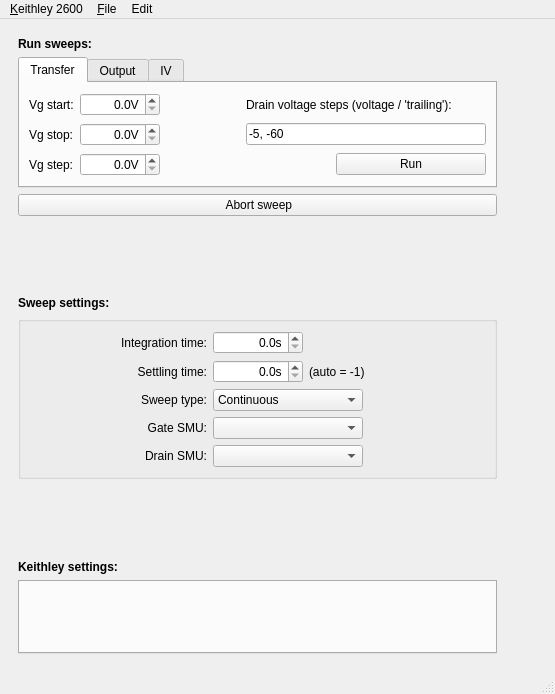
Before: the Qt Designer form keithleygui/main.ui in OE-FET/keithleygui, drawn with Qt 5.
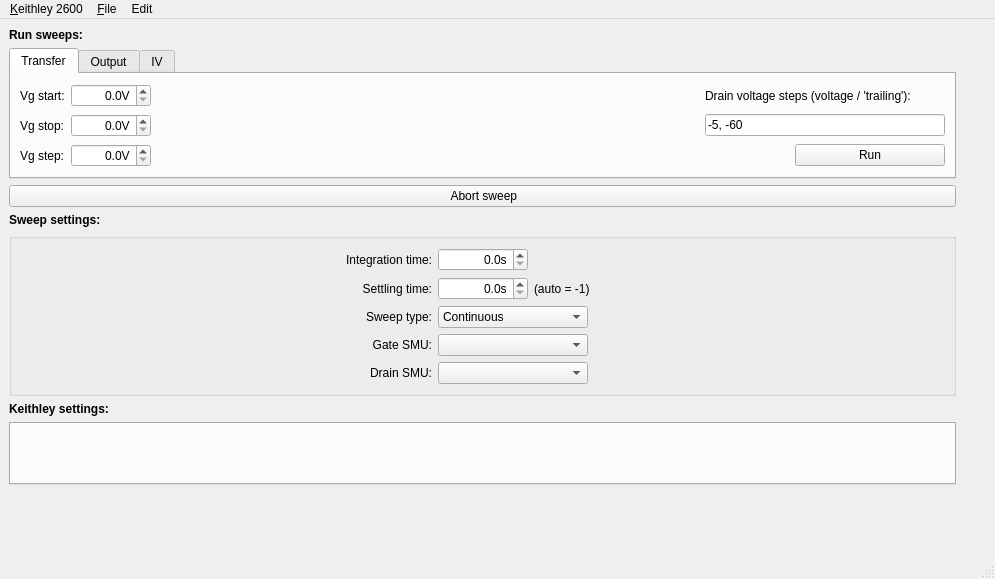
After: the same form once the commit is applied. The open tabs and pages were chosen to show the change. Custom widgets are drawn as their Qt base class.

What changed in the file:
```diff
--- a/keithleygui/main.ui
+++ b/keithleygui/main.ui
@@ -6,8 +6,8 @@
    <rect>
     <x>0</x>
     <y>0</y>
-    <width>555</width>
-    <height>694</height>
+    <width>995</width>
+    <height>579</height>
    </rect>
   </property>
   <property name="windowTitle">
@@ -15,20 +15,226 @@
   </property>
   <widget class="QWidget" name="centralwidget">
    <layout class="QHBoxLayout" name="horizontalLayout">
-    <property name="leftMargin">
-     <number>18</number>
-    </property>
-    <property name="topMargin">
-     <number>18</number>
-    </property>
-    <property name="rightMargin">
-     <number>18</number>
-    </property>
-    <property name="bottomMargin">
-     <number>18</number>
-    </property>
     <item>
      <layout class="QGridLayout" name="gridLayout">
+      <item row="4" column="0" colspan="2">
+       <widget class="QGroupBox" name="groupBox">
+        <property name="title">
+         <string/>
+        </property>
+        <layout class="QGridLayout" name="gridLayout_6">
+         <item row="1" column="3">
+          <widget class="QLabel" name="label_21">
+           <property name="text">
+            <string>(auto = -1)</string>
+           </property>
+          </widget>
+         </item>
+         <item row="1" column="0">
+          <widget class="QLabel" name="label_20">
+           <property name="text">
+            <string>Settling time:</string>
+           </property>
+           <property name="alignment">
+            <set>Qt::AlignRight|Qt::AlignTrailing|Qt::AlignVCenter</set>
+           </property>
+          </widget>
+         </item>
+         <item row="4" column="2" colspan="2">
+          <widget class="QComboBox" name="comboBoxDrainSMU">
+           <property name="maximumSize">
+            <size>
+             <width>150</width>
+             <height>16777215</height>
+            </size>
+           </property>
+           <property name="currentText">
+            <string/>
+           </property>
+          </widget>
+         </item>
+         <item row="3" column="2" colspan="2">
+          <widget class="QComboBox" name="comboBoxGateSMU">
+           <property name="maximumSize">
+            <size>
+             <width>150</width>
+             <height>16777215</height>
+            </size>
+           </property>
+           <property name="currentText">
+            <string/>
+           </property>
+          </widget>
+         </item>
+         <item row="2" column="2" colspan="2">
+          <widget class="QComboBox" name="comboBoxSweepType">
+           <property name="maximumSize">
+            <size>
+             <width>150</width>
+             <height>16777215</height>
+            </size>
+           </property>
+           <item>
+            <property name="text">
+             <string>Continuous</string>
+            </property>
+           </item>
+           <item>
+            <property name="text">
+             <string>Pulsed</string>
+            </property>
+           </item>
+          </widget>
+         </item>
+         <item row="4" column="0">
+          <widget class="QLabel" name="label_22">
+           <property name="text">
+            <string>Drain SMU:</string>
+           </property>
+           <property name="alignment">
+            <set>Qt::AlignRight|Qt::AlignTrailing|Qt::AlignVCenter</set>
+           </property>
+          </widget>
+         </item>
+         <item row="0" column="0">
+          <widget class="QLabel" name="label">
+           <property name="text">
+            <string>Integration time:</string>
+           </property>
+           <property name="alignment">
+            <set>Qt::AlignRight|Qt::AlignTrailing|Qt::AlignVCenter</set>
+           </property>
+          </widget>
+         </item>
+         <item row="2" column="0">
+          <widget class="QLabel" name="label_4">
+           <property name="text">
+            <string>Sweep type:</string>
+           </property>
+           <property name="alignment">
+            <set>Qt::AlignRight|Qt::AlignTrailing|Qt::AlignVCenter</set>
+           </property>
+          </widget>
+         </item>
+         <item row="3" column="0">
+          <widget class="QLabel" name="label_19">
+           <property name="text">
+            <string>Gate SMU:</string>
+           </property>
+           <property name="alignment">
+            <set>Qt::AlignRight|Qt::AlignTrailing|Qt::AlignVCenter</set>
+           </property>
+          </widget>
+         </item>
+         <item row="0" column="2">
+          <widget class="ScienDSpinBox" name="scienDSpinBoxInt">
+           <property name="minimumSize">
+            <size>
+             <width>90</width>
+             <height>0</height>
+            </size>
+           </property>
+           <property name="maximumSize">
+            <size>
+             <width>90</width>
+             <height>16777215</height>
+            </size>
+           </property>
+           <property name="alignment">
+            <set>Qt::AlignRight|Qt::AlignTrailing|Qt::AlignVCenter</set>
+           </property>
+           <property name="suffix">
+            <string>s</string>
+           </property>
+           <property name="decimals">
+            <number>1</number>
+           </property>
+          </widget>
+         </item>
+         <item row="1" column="2">
+          <widget class="ScienDSpinBox" name="scienDSpinBoxSettling">
+           <property name="minimumSize">
+            <size>
+             <width>90</width>
+             <height>0</height>
+            </size>
+           </property>
+           <property name="maximumSize">
+            <size>
+             <width>90</width>
+             <height>16777215</height>
+            </size>
+           </property>
+           <property name="alignment">
+            <set>Qt::AlignRight|Qt::AlignTrailing|Qt::AlignVCenter</set>
+           </property>
+           <property name="suffix">
+            <string>s</string>
+           </property>
+           <property name="decimals">
+            <number>1</number>
+           </property>
+          </widget>
+         </item>
+        </layout>
+       </widget>
+      </item>
+      <item row="6" column="0" colspan="2">
+       <widget class="QTabWidget" name="tabWidgetSettings">
+        <property name="enabled">
+         <bool>true</bool>
+        </property>
+        <property name="currentIndex">
+         <number>-1</number>
+        </property>
+       </widget>
+      </item>
+      <item row="0" column="0" colspan="2">
+       <widget class="QLabel" name="label_23">
+        <property name="font">
+         <font>
+          <weight>75</weight>
+          <bold>true</bold>
+         </font>
+        </property>
+        <property name="text">
+         <string>Run sweeps:</string>
+        </property>
+       </widget>
+      </item>
+      <item row="2" column="0" colspan="2">
+       <widget class="QPushButton" name="pushButtonAbort">
+        <property name="text">
+         <string> Abort sweep</string>
+        </property>
+       </widget>
+      </item>
+      <item row="5" column="0" colspan="2">
+       <widget class="QLabel" name="label_24">
+        <property name="font">
+         <font>
+          <weight>75</weight>
+          <bold>true</bold>
+         </font>
+        </property>
+        <property name="text">
+         <string>Keithley settings:</string>
+        </property>
+       </widget>
+      </item>
+      <item row="3" column="0" colspan="2">
+       <widget class="QLabel" name="label_26">
+        <property name="font">
+         <font>
+          <weight>75</weight>
+          <bold>true</bold>
+         </font>
+        </property>
+        <property name="text">
+         <string>Sweep settings:</string>
+        </property>
+       </widget>
+      </item>
       <item row="1" column="0" colspan="2">
        <widget class="QTabWidget" name="tabWidgetSweeps">
         <property name="currentIndex">
@@ -89,8 +295,8 @@
               </property>
               <property name="sizeHint" stdset="0">
                <size>
-                <width>40</width>
-                <height>20</height>
+                <width>0</width>
+                <height>0</height>
                </size>
               </property>
              </spacer>
@@ -161,12 +367,24 @@
             </item>
             <item row="0" column="3">
              <widget class="QLabel" name="label_3">
+              <property name="sizePolicy">
+               <sizepolicy hsizetype="Fixed" vsizetype="Preferred">
+                <horstretch>0</horstretch>
+                <verstretch>0</verstretch>
+               </sizepolicy>
+              </property>
               <property name="minimumSize">
                <size>
                 <width>240</width>
                 <height>0</height>
                </size>
               </property>
+              <property name="maximumSize">
+               <size>
+                <width>240</width>
+                <height>16777215</height>
+               </size>
+              </property>
               <property name="text">
                <string>Drain voltage steps (voltage / 'trailing'):</string>
               </property>
@@ -174,6 +392,24 @@
             </item>
             <item row="1" column="3">
              <widget class="QLineEdit" name="lineEditVdList">
+              <property name="sizePolicy">
+               <sizepolicy hsizetype="Preferred" vsizetype="Fixed">
+                <horstretch>0</horstretch>
+                <verstretch>0</verstretch>
+               </sizepolicy>
+              </property>
+              <property name="minimumSize">
+               <size>
+                <width>240</width>
+                <height>0</height>
+               </size>
+              </property>
+              <property name="maximumSize">
+               <size>
+                <width>240</width>
+                <height>16777215</height>
+               </size>
+              </property>
               <property name="text">
                <string>-5, -60</string>
               </property>
@@ -541,255 +777,18 @@
        </widget>
       </item>
       <item row="7" column="0" colspan="2">
-       <widget class="QLabel" name="label_24">
-        <property name="font">
-         <font>
-          <weight>75</weight>
-          <bold>true</bold>
-         </font>
-        </property>
-        <property name="text">
-         <string>Keithley settings:</string>
-        </property>
-       </widget>
-      </item>
-      <item row="6" column="0" colspan="2">
-       <spacer name="verticalSpacer_2">
+       <spacer name="verticalSpacer_4">
         <property name="orientation">
          <enum>Qt::Vertical</enum>
         </property>
-        <property name="sizeType">
-         <enum>QSizePolicy::Expanding</enum>
-        </property>
         <property name="sizeHint" stdset="0">
          <size>
           <width>0</width>
-          <height>30</height>
+          <height>0</height>
          </size>
         </property>
        </spacer>
       </item>
-      <item row="4" column="0" colspan="2">
-       <widget class="QLabel" name="label_26">
-        <property name="font">
-         <font>
-          <weight>75</weight>
-          <bold>true</bold>
-         </font>
-        </property>
-        <property name="text">
-         <string>Sweep settings:</string>
-        </property>
-       </widget>
-      </item>
-      <item row="3" column="0" colspan="2">
-       <spacer name="verticalSpacer_3">
-        <property name="orientation">
-         <enum>Qt::Vertical</enum>
-        </property>
-        <property name="sizeType">
-         <enum>QSizePolicy::Expanding</enum>
-        </property>
-        <property name="sizeHint" stdset="0">
-         <size>
-          <width>0</width>
-          <height>30</height>
-         </size>
-        </property>
-       </spacer>
-      </item>
-      <item row="2" column="0" colspan="2">
-       <widget class="QPushButton" name="pushButtonAbort">
-        <property name="text">
-         <string> Abort sweep</string>
-        </property>
-       </widget>
-      </item>
-      <item row="0" column="0" colspan="2">
-       <widget class="QLabel" name="label_23">
-        <property name="font">
-         <font>
-          <weight>75</weight>
-          <bold>true</bold>
-         </font>
-        </property>
-        <property name="text">
-         <string>Run sweeps:</string>
-        </property>
-       </widget>
-      </item>
-      <item row="8" column="0" colspan="2">
-       <widget class="QTabWidget" name="tabWidgetSettings">
-        <property name="enabled">
-         <bool>true</bool>
-        </property>
-        <property name="currentIndex">
-         <number>-1</number>
-        </property>
-       </widget>
-      </item>
-      <item row="5" column="0" colspan="2">
-       <widget class="QGroupBox" name="groupBox">
-        <property name="title">
-         <string/>
-        </property>
-        <layout class="QGridLayout" name="gridLayout_6">
-         <item row="1" column="3">
-          <widget class="QLabel" name="label_21">
-           <property name="text">
-            <string>(auto = -1)</string>
-           </property>
-          </widget>
-         </item>
-         <item row="1" column="0">
-          <widget class="QLabel" name="label_20">
-           <property name="text">
-            <string>Settling time:</string>
-           </property>
-           <property name="alignment">
-            <set>Qt::AlignRight|Qt::AlignTrailing|Qt::AlignVCenter</set>
-           </property>
-          </widget>
-         </item>
-         <item row="4" column="2" colspan="2">
-          <widget class="QComboBox" name="comboBoxDrainSMU">
-           <property name="maximumSize">
-            <size>
-             <width>150</width>
-             <height>16777215</height>
-            </size>
-           </property>
-           <property name="currentText">
-            <string/>
-           </property>
-          </widget>
-         </item>
-         <item row="3" column="2" colspan="2">
-          <widget class="QComboBox" name="comboBoxGateSMU">
-           <property name="maximumSize">
-            <size>
-             <width>150</width>
-             <height>16777215</height>
-            </size>
-           </property>
-           <property name="currentText">
-            <string/>
-           </property>
-          </widget>
-         </item>
-         <item row="2" column="2" colspan="2">
-          <widget class="QComboBox" name="comboBoxSweepType">
-           <property name="maximumSize">
-            <size>
-             <width>150</width>
-             <height>16777215</height>
-            </size>
-           </property>
-           <item>
-            <property name="text">
-             <string>Continuous</string>
-            </property>
-           </item>
-           <item>
-            <property name="text">
-             <string>Pulsed</string>
-            </property>
-           </item>
-          </widget>
-         </item>
-         <item row="4" column="0">
-          <widget class="QLabel" name="label_22">
-           <property name="text">
-            <string>Drain SMU:</string>
-           </property>
-           <property name="alignment">
-            <set>Qt::AlignRight|Qt::AlignTrailing|Qt::AlignVCenter</set>
-           </property>
-          </widget>
-         </item>
-         <item row="0" column="0">
-          <widget class="QLabel" name="label">
-           <property name="text">
-            <string>Integration time:</string>
-           </property>
-           <property name="alignment">
-            <set>Qt::AlignRight|Qt::AlignTrailing|Qt::AlignVCenter</set>
-           </property>
-          </widget>
-         </item>
-         <item row="2" column="0">
-          <widget class="QLabel" name="label_4">
-           <property name="text">
-            <string>Sweep type:</string>
-           </property>
-           <property name="alignment">
-            <set>Qt::AlignRight|Qt::AlignTrailing|Qt::AlignVCenter</set>
-           </property>
-          </widget>
-         </item>
-         <item row="3" column="0">
-          <widget class="QLabel" name="label_19">
-           <property name="text">
-            <string>Gate SMU:</string>
-           </property>
-           <property name="alignment">
-            <set>Qt::AlignRight|Qt::AlignTrailing|Qt::AlignVCenter</set>
-           </property>
-          </widget>
-         </item>
-         <item row="0" column="2">
-          <widget class="ScienDSpinBox" name="scienDSpinBoxInt">
-           <property name="minimumSize">
-            <size>
-             <width>90</width>
-             <height>0</height>
-            </size>
-           </property>
-           <property name="maximumSize">
-            <size>
-             <width>90</width>
-             <height>16777215</height>
-            </size>
-           </property>
-           <property name="alignment">
-            <set>Qt::AlignRight|Qt::AlignTrailing|Qt::AlignVCenter</set>
-           </property>
-           <property name="suffix">
-            <string>s</string>
-           </property>
-           <property name="decimals">
-            <number>1</number>
-           </property>
-          </widget>
-         </item>
-         <item row="1" column="2">
-          <widget class="ScienDSpinBox" name="scienDSpinBoxSettling">
-           <property name="minimumSize">
-            <size>
-             <width>90</width>
-             <height>0</height>
-            </size>
-           </property>
-           <property name="maximumSize">
-            <size>
-             <width>90</width>
-             <height>16777215</height>
-            </size>
-           </property>
-           <property name="alignment">
-            <set>Qt::AlignRight|Qt::AlignTrailing|Qt::AlignVCenter</set>
-           </property>
-           <property name="suffix">
-            <string>s</string>
-           </property>
-           <property name="decimals">
-            <number>1</number>
-           </property>
-          </widget>
-         </item>
-        </layout>
-       </widget>
-      </item>
      </layout>
     </item>
     <item>
@@ -798,11 +797,11 @@
        <enum>Qt::Horizontal</enum>
       </property>
       <property name="sizeType">
-       <enum>QSizePolicy::Preferred</enum>
+       <enum>QSizePolicy::Maximum</enum>
       </property>
       <property name="sizeHint" stdset="0">
        <size>
-        <width>40</width>
+        <width>30</width>
         <height>20</height>
        </size>
       </property>
@@ -813,13 +812,18 @@
     </item>
    </layout>
   </widget>
-  <widget class="QStatusBar" name="statusBar"/>
+  <widget class="QStatusBar" name="statusBar">
+   <property name="styleSheet">
+    <string notr="true">QStatusBar{background:transparent};
+QStatusBar::item {border: 0px solid black };</string>
+   </property>
+  </widget>
   <widget class="QMenuBar" name="menubar">
    <property name="geometry">
     <rect>
      <x>0</x>
      <y>0</y>
-     <width>555</width>
+     <width>995</width>
      <height>22</height>
     </rect>
    </property>
```
Left out of the diff: 40 changed lines with no effect on the pictures.
